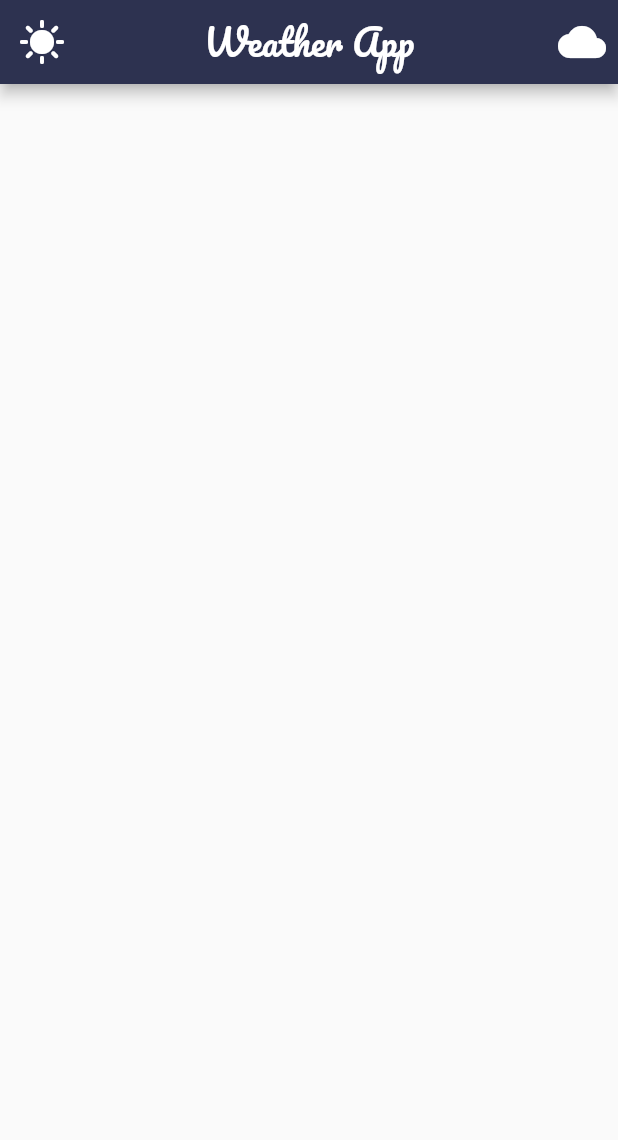
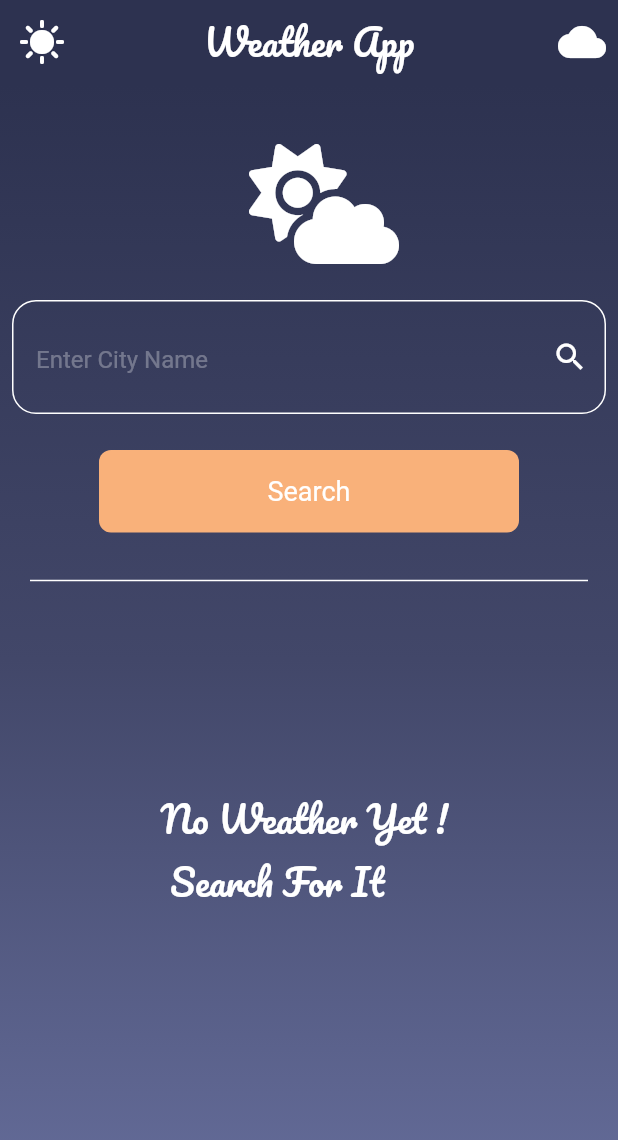
Before and after one commit to AdhamAyad/WeatherApp, a Flutter app: the screen it shows after launch, on a phone screen of 412 x 824 dp. Shown: the top 1140 px of the screen. Run offline on Flutter 3.47's test engine with Material 2 defaults, Android fonts, the phone set to English and light mode, and no system bars; our stand-ins replace font_awesome_flutter; Roboto replaces fonts that are missing (addressCity).

Commit message:
Search Page

```diff
--- a/lib/main.dart
+++ b/lib/main.dart
@@ -1,4 +1,5 @@
 import 'package:flutter/material.dart';
+import 'package:weather_app/views/home_view.dart';
 
 void main() {
   runApp(const WeatherApp());
@@ -15,23 +16,7 @@ class WeatherApp extends StatelessWidget {
         fontFamily: 'pacifico'
       ),
       debugShowCheckedModeBanner: false,
-      home: Scaffold(
-        appBar: AppBar(
-          actions: const [
-            Padding(
-              padding: EdgeInsets.only(right: 8),
-              child: Icon(Icons.cloud , size: 32,),
-            )
-          ],
-          leading: const Icon(Icons.sunny , size: 32,),
-          backgroundColor: const Color(0XFF2D3250),
-          centerTitle: true,
-          title: const Text('Weather App' ,style: TextStyle(
-            fontSize: 24
-          ),),
-
-        ),
-      ),
+      home:const HomeView(),
     );
   }
 }
--- a/lib/views/home_view.dart
+++ b/lib/views/home_view.dart
@@ -1,10 +1,28 @@
 import 'package:flutter/material.dart';
+import 'package:weather_app/widgets/home_body.dart';
 
 class HomeView extends StatelessWidget {
   const HomeView({super.key});
 
   @override
   Widget build(BuildContext context) {
-    return const Placeholder();
+    return Scaffold(
+        appBar: AppBar(
+          elevation: 0,
+          actions: const [
+            Padding(
+              padding: EdgeInsets.only(right: 8),
+              child: Icon(Icons.cloud , size: 32,),
+            )
+          ],
+          leading: const Icon(Icons.sunny , size: 32,),
+          backgroundColor: const Color(0XFF2D3250),
+          centerTitle: true,
+          title: const Text('Weather App' ,style: TextStyle(
+            fontSize: 24
+          ),),
+        ),
+        body:const HomeViewBody(),
+      );
   }
 }
--- /dev/null
+++ b/lib/widgets/custom_button.dart
@@ -0,0 +1,25 @@
+import 'package:flutter/material.dart';
+
+class CustomButton extends StatelessWidget {
+  const CustomButton({super.key});
+
+  @override
+  Widget build(BuildContext context) {
+    return Container(
+      decoration: BoxDecoration(
+          color: const Color(0XFFF9B17A), borderRadius: BorderRadius.circular(8)),
+
+      width:
+          280, //? MediaQuery.of(context).size.width → take all widget can to take in width
+      height: 55,
+      child:const Center(
+          child: Text(
+        'Search',
+        style: TextStyle(
+          fontSize: 18,
+            color: Colors.white,
+             fontFamily: AutofillHints.addressCity),
+      )),
+    );
+  }
+}
--- /dev/null
+++ b/lib/widgets/home_body.dart
@@ -0,0 +1,65 @@
+import 'package:flutter/material.dart';
+import 'package:font_awesome_flutter/font_awesome_flutter.dart';
+import 'package:weather_app/widgets/text_feild.dart';
+
+import 'custom_button.dart';
+
+class HomeViewBody extends StatelessWidget {
+  const HomeViewBody({super.key});
+
+  @override
+  Widget build(BuildContext context) {
+    return Container(
+      width: double.infinity,
+      decoration: const BoxDecoration(
+          gradient: LinearGradient(
+        //! عمل تدرج فى الالوان
+        colors: [
+          // Color(0XFFF9B17A),
+          Color(0XFF2D3250),
+          Color(0XFF424769),
+          Color(0XFF676F9D),
+        ],
+        begin: Alignment.topCenter,
+        end: Alignment.bottomCenter,
+      )),
+      child: const Column(
+          crossAxisAlignment: CrossAxisAlignment.center,
+          children: [
+            SizedBox(
+              height: 40,
+            ),
+            Icon(
+              FontAwesomeIcons.cloudSun,
+              size: 80,
+              color: Colors.white,
+            ),
+            SizedBox(
+              height: 24,
+            ),
+            Padding(
+              padding: EdgeInsets.symmetric(horizontal: 8),
+              child: TextFieild(),
+            ),
+            SizedBox(
+              height: 24,
+            ),
+            CustomButton(),
+            SizedBox(
+              height: 24,
+            ),
+            Divider(
+              color: Colors.white,
+              thickness: 1,
+              indent: 20,
+              endIndent: 20,
+            ),
+            SizedBox(height: 130,),
+            Text(
+              'No Weather Yet ! \n Search For It',
+              style: TextStyle(color: Colors.white, fontSize: 24),
+            )
+          ]),
+    );
+  }
+}
--- /dev/null
+++ b/lib/widgets/text_feild.dart
@@ -0,0 +1,31 @@
+import 'package:flutter/material.dart';
+
+class TextFieild extends StatelessWidget {
+  const TextFieild({
+    super.key,
+  });
+
+  @override
+  Widget build(BuildContext context) {
+    return TextField(
+      decoration: InputDecoration(
+          contentPadding: const EdgeInsets.symmetric(
+              vertical: 24, horizontal: 16), //! padding inside textfield
+          hintText: 'Enter City Name', // hint text that show on text field
+          hintStyle: TextStyle(
+            fontFamily: AutofillHints.addressCity,
+            color: Colors.white.withOpacity(.3),
+          ),
+          suffixIcon: const Icon(
+            Icons.search,
+            color: Colors.white,
+          ),
+          border: OutlineInputBorder(
+              borderSide: const BorderSide(color: Colors.white, width: 1),
+              borderRadius: BorderRadius.circular(16)),
+          enabledBorder: OutlineInputBorder(
+              borderSide: const BorderSide(color: Colors.white, width: 1),
+              borderRadius: BorderRadius.circular(16))),
+    );
+  }
+}
--- a/pubspec.yaml
+++ b/pubspec.yaml
@@ -28,6 +28,7 @@ environment:
 # the latest version available on pub.dev. To see which dependencies have newer
 # versions available, run `flutter pub outdated`.
 dependencies:
+  font_awesome_flutter: ^10.5.0
   flutter:
     sdk: flutter
 
```
Also changed, not shown: pubspec.lock.
